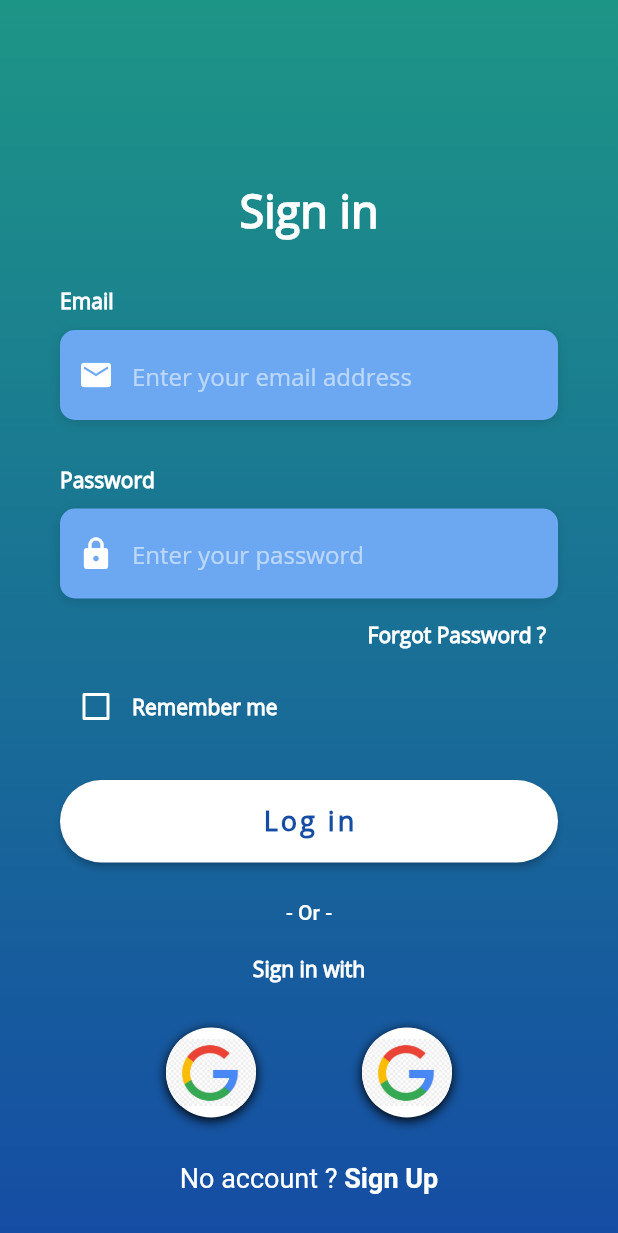
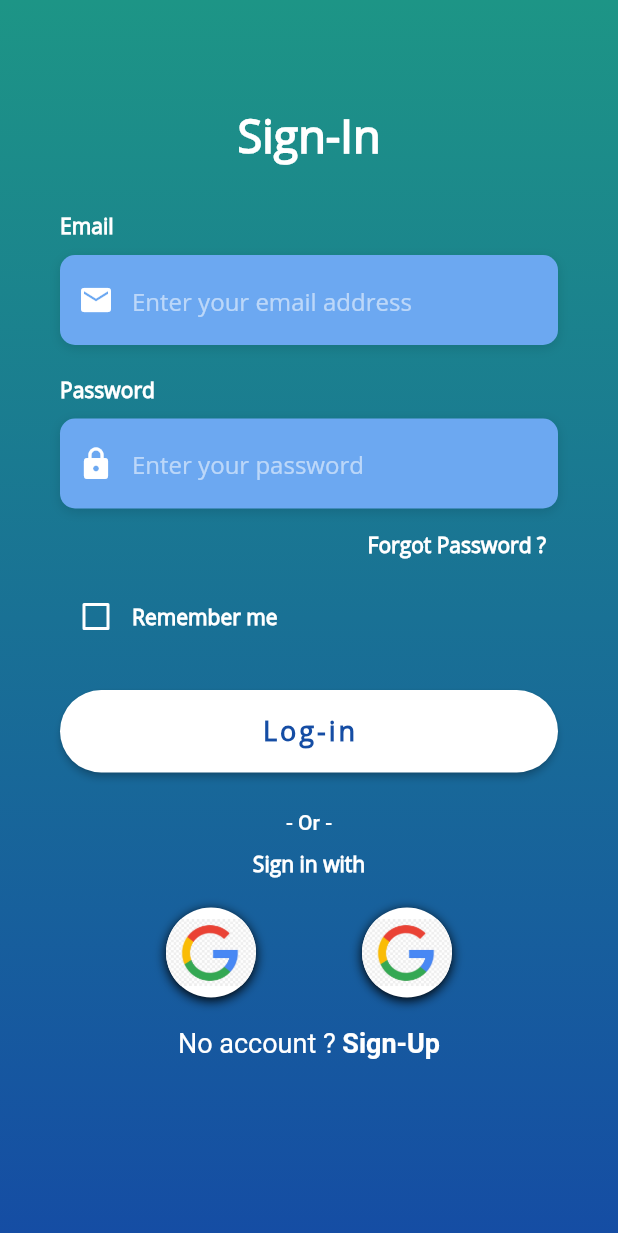
Before and after one commit to Pierre-ZACHARY/projet_flutter, a Flutter app: the screen it shows after launch, on a phone screen of 412 x 824 dp. Shown: the top 1233 px of the screen. Run offline on Flutter 3.47's test engine with Material 2 defaults, Android fonts, the light colour scheme and no system bars; our stand-ins replace cloud_firestore, firebase_auth, firebase_core, firebase_storage, flutter_riverpod, image_picker; missing offline and left inert: textfield_search; accounts and stored records are empty.

Commit message:
Améliorations visuelles

```diff
--- a/lib/app/loggin_page.dart
+++ b/lib/app/loggin_page.dart
@@ -1,6 +1,6 @@
-import 'package:firebase_auth/firebase_auth.dart';
 import 'package:flutter/material.dart';
 import 'package:flutter/services.dart';
+import 'package:projet_flutter/app/register_page.dart';
 import 'package:projet_flutter/utils/authUtils.dart';
 import 'package:projet_flutter/utils/constant.dart';
 
@@ -139,7 +139,7 @@ class _ConnexionPageState extends State<ConnexionPage> {
         ),
       ),
       child: const Text(
-        "Log in",
+        "Log-in",
         style: TextStyle(
             color: Color(0xFF154da4),
             letterSpacing: 2.0,
@@ -161,7 +161,7 @@ class _ConnexionPageState extends State<ConnexionPage> {
               fontWeight: FontWeight.w500
           ),
         ),
-        SizedBox(height: 20.0),
+        SizedBox(height: 10.0),
         Text(
             "Sign in with",
             style: kLabelStyle)
@@ -194,7 +194,7 @@ class _ConnexionPageState extends State<ConnexionPage> {
   }
   @override
   Widget build(BuildContext context) {
-    Register("pierre.zachary45@gmail.com", "password");
+    // Register("nicolas.loison45@gmail.com", "password", displayName: "Ouais la team");
     emailController.text = "";
     return Scaffold(
       body: AnnotatedRegion<SystemUiOverlayStyle>(
@@ -224,13 +224,13 @@ class _ConnexionPageState extends State<ConnexionPage> {
                     physics: const AlwaysScrollableScrollPhysics(),
                     padding: const EdgeInsets.symmetric(
                       horizontal: 40.0,
-                      vertical: 120.0,
+                      vertical: 70.0,
                     ),
                     child: Column(
                       mainAxisAlignment: MainAxisAlignment.center,
                       children: <Widget>[
                         const Text(
-                          "Sign in",
+                          "Sign-In",
                           style: TextStyle(
                             color: Colors.white,
                             fontFamily: "OpenSans",
@@ -240,7 +240,7 @@ class _ConnexionPageState extends State<ConnexionPage> {
                         ),
                         const SizedBox(height: 30.0),
                         makeEmailEntry(),
-                        const SizedBox(height: 30.0),
+                        const SizedBox(height: 20.0),
                         makePasswordEntry(),
                         makePasswordForgotButton(),
                         Row(
@@ -262,7 +262,7 @@ class _ConnexionPageState extends State<ConnexionPage> {
                         ),
                         makeSignInText(),
                         Padding(
-                          padding: const EdgeInsets.symmetric(vertical: 30.0),
+                          padding: const EdgeInsets.symmetric(vertical: 20.0),
                           child: Row(
                             mainAxisAlignment: MainAxisAlignment.spaceEvenly,
                             children: <Widget>[
@@ -273,7 +273,8 @@ class _ConnexionPageState extends State<ConnexionPage> {
                           ),
                         ),
                         GestureDetector(
-                          onTap: () => print("Sign up tap"),
+                          onTap: () => Navigator.push(context,
+                          MaterialPageRoute(builder: (context) => const RegisterPage(title: "Register"))),
                           child: RichText(
                               text: const TextSpan(
                                   children: [
@@ -286,7 +287,7 @@ class _ConnexionPageState extends State<ConnexionPage> {
                                         )
                                     ),
                                     TextSpan(
-                                        text: "Sign Up",
+                                        text: "Sign-Up",
                                         style: TextStyle(
                                           color: Colors.white,
                                           fontSize: 18.0,
@@ -301,7 +302,6 @@ class _ConnexionPageState extends State<ConnexionPage> {
                     )
                 ),
               )
-
             ],
           ),
         ),
```
